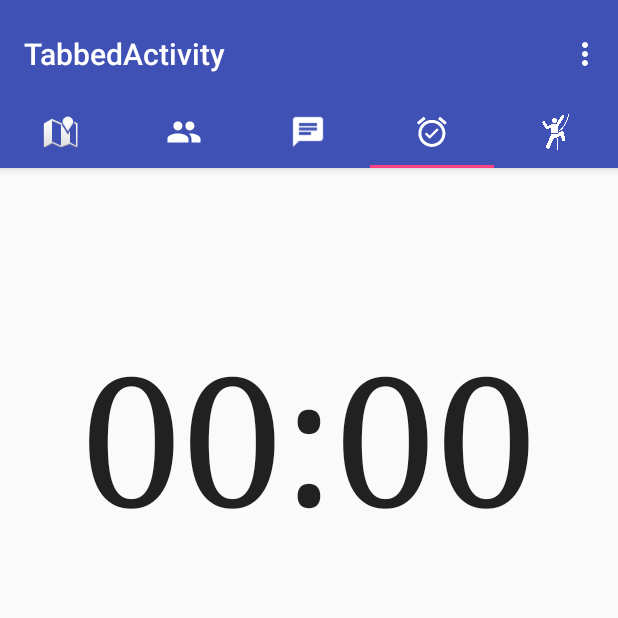
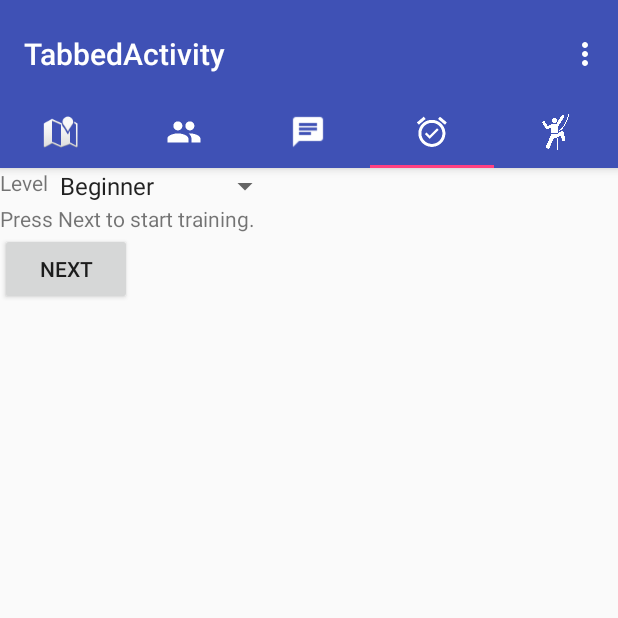
Before and after one commit to EstiT/Climbr, an Android app: the TabbedActivity screen opened directly, with no data from a screen before it, tab 4 chosen, on a phone screen of 412 x 824 dp, the top half of it. Run offline under Robolectric (Android 15) with nearby library versions, the phone set to English and light mode, and no system bars; libraries missing offline, so code that uses them is left out: com.google.maps.android; 1 statement that could not run was skipped.

Commit message:
Training routines

```diff
--- a/Climbr/app/src/main/res/layout/my_trainer_fragment.xml
+++ b/Climbr/app/src/main/res/layout/my_trainer_fragment.xml
@@ -1,7 +1,34 @@
 <?xml version="1.0" encoding="utf-8"?>
-<LinearLayout xmlns:android="http://schemas.android.com/apk/res/android"
+<RelativeLayout xmlns:android="http://schemas.android.com/apk/res/android"
     android:orientation="vertical" android:layout_width="match_parent"
     android:layout_height="match_parent">
+
+    <TextView
+        android:layout_width="wrap_content"
+        android:layout_height="wrap_content"
+        android:text="Level"
+        android:id="@+id/level"/>
+
+    <Spinner
+        android:layout_width="wrap_content"
+        android:layout_height="wrap_content"
+        android:id="@+id/dropDown"
+        android:layout_toEndOf="@id/level"></Spinner>
+
+    <TextView
+        android:layout_width="match_parent"
+        android:layout_height="wrap_content"
+        android:text="Press Next to start training."
+        android:id="@+id/instructions"
+        android:layout_below="@id/dropDown"/>
+
+    <Button
+        android:layout_width="wrap_content"
+        android:layout_height="wrap_content"
+        android:text="Next"
+        android:onClick="nextClicked"
+        android:layout_below="@id/instructions"
+        android:id="@+id/nextButton"/>
 
     <Chronometer
         android:layout_width="match_parent"
@@ -11,5 +38,10 @@
         android:textAlignment="center"
         android:layout_gravity="center"
         android:layout_marginTop="100dp"
-        android:id="@+id/chronometer" />
-</LinearLayout>
+        android:id="@+id/chronometer"
+        android:visibility="invisible"
+        android:layout_below="@+id/nextButton"/>
+
+
+
+</RelativeLayout>
--- /dev/null
+++ b/Climbr/app/src/main/res/values/difficulties.xml
@@ -0,0 +1,8 @@
+<?xml version="1.0" encoding="utf-8"?>
+<resources>
+    <string-array name="difficulties">
+        <item>Beginner</item>
+        <item>Intermediate</item>
+        <item>Advanced</item>
+    </string-array>
+</resources>
```
Also changed, not shown: Climbr/app/src/main/java/edu/carleton/comp2601/climbr/Routine.java (added, +16 -0 lines), Climbr/app/src/main/java/edu/carleton/comp2601/climbr/Step.java (added, +14 -0 lines), Climbr/app/src/main/java/edu/carleton/comp2601/climbr/TabbedActivity.java (+95 -0 lines).
